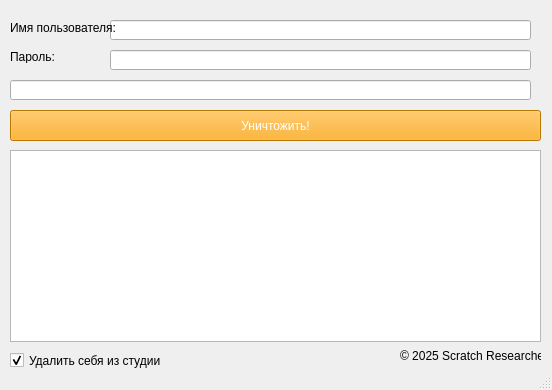
Qt form gui.ui (Teskum-Researches/studio.destroy) before a commit.
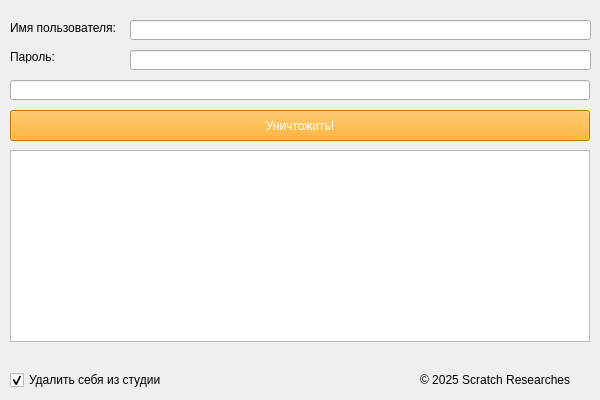
The same form after that commit.

Commit message: муха, спасибо блин, заренее бы сказал что ты не шаришь

What changed in the file:
```diff
--- a/gui.ui
+++ b/gui.ui
@@ -6,10 +6,16 @@
    <rect>
     <x>0</x>
     <y>0</y>
-    <width>552</width>
-    <height>390</height>
+    <width>600</width>
+    <height>400</height>
    </rect>
   </property>
+  <property name="sizePolicy">
+   <sizepolicy hsizetype="Fixed" vsizetype="Fixed">
+    <horstretch>0</horstretch>
+    <verstretch>0</verstretch>
+   </sizepolicy>
+  </property>
   <property name="windowTitle">
    <string>Studio.Destroy()</string>
   </property>
@@ -18,9 +24,9 @@
     <property name="geometry">
      <rect>
       <x>10</x>
-      <y>350</y>
-      <width>151</width>
-      <height>21</height>
+      <y>370</y>
+      <width>171</width>
+      <height>20</height>
      </rect>
     </property>
     <property name="text">
@@ -33,9 +39,9 @@
    <widget class="QLineEdit" name="lineEdit">
     <property name="geometry">
      <rect>
-      <x>110</x>
+      <x>130</x>
       <y>20</y>
-      <width>421</width>
+      <width>461</width>
       <height>20</height>
      </rect>
     </property>
@@ -69,19 +75,25 @@
    <widget class="QLineEdit" name="lineEdit_2">
     <property name="geometry">
      <rect>
-      <x>110</x>
+      <x>130</x>
       <y>50</y>
-      <width>421</width>
+      <width>461</width>
       <height>20</height>
      </rect>
     </property>
+    <property name="inputMask">
+     <string notr="true"/>
+    </property>
+    <property name="echoMode">
+     <enum>QLineEdit::Password</enum>
+    </property>
    </widget>
    <widget class="QPushButton" name="pushButton">
     <property name="geometry">
      <rect>
       <x>10</x>
       <y>110</y>
-      <width>531</width>
+      <width>580</width>
       <height>31</height>
      </rect>
     </property>
@@ -108,28 +120,18 @@
      <rect>
       <x>10</x>
       <y>80</y>
-      <width>521</width>
+      <width>580</width>
       <height>20</height>
      </rect>
     </property>
    </widget>
-   <widget class="QListView" name="listView">
+   <widget class="QLabel" name="copyright_label">
     <property name="geometry">
      <rect>
-      <x>10</x>
-      <y>150</y>
-      <width>531</width>
-      <height>192</height>
-     </rect>
-    </property>
-   </widget>
-   <widget class="QLabel" name="label_3">
-    <property name="geometry">
-     <rect>
-      <x>400</x>
-      <y>340</y>
-      <width>141</width>
-      <height>31</height>
+      <x>420</x>
+      <y>370</y>
+      <width>181</width>
+      <height>20</height>
      </rect>
     </property>
     <property name="styleSheet">
@@ -139,8 +141,17 @@
      <string>© 2025 Scratch Researches</string>
     </property>
    </widget>
+   <widget class="QListWidget" name="log">
+    <property name="geometry">
+     <rect>
+      <x>10</x>
+      <y>150</y>
+      <width>580</width>
+      <height>192</height>
+     </rect>
+    </property>
+   </widget>
   </widget>
-  <widget class="QStatusBar" name="statusbar"/>
  </widget>
  <resources/>
  <connections/>
```
Left out of the diff: 14 changed lines with no effect on the pictures. The commit also changes 1 other file.
